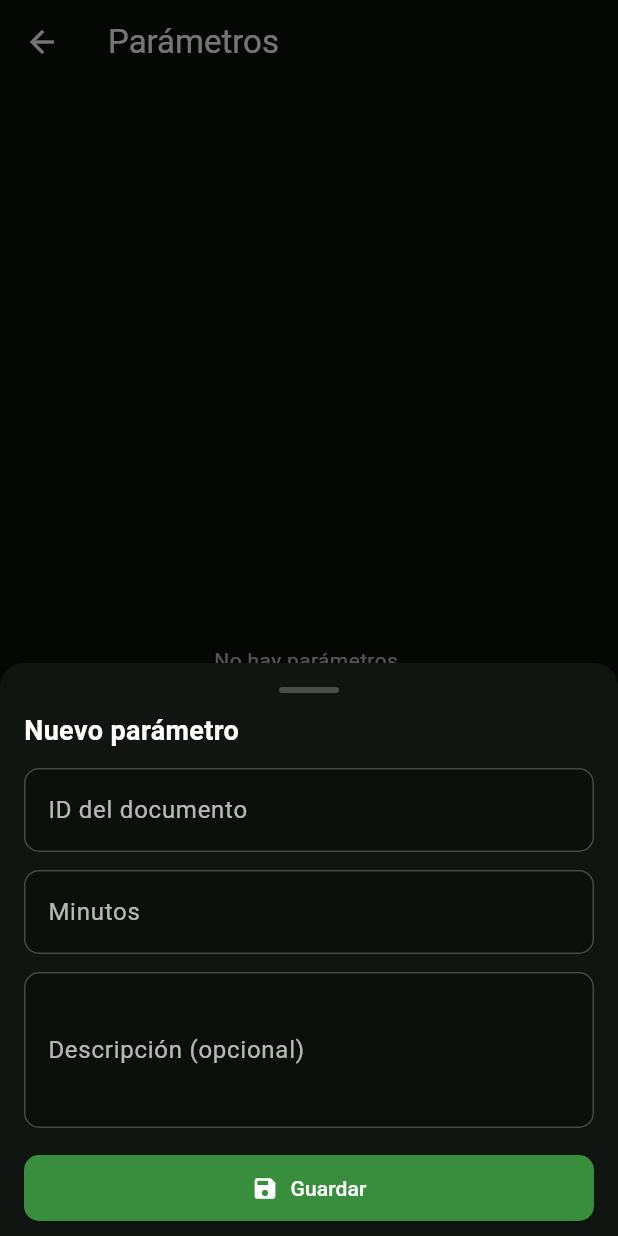
After one commit to lalmazano/bahias-front, a Flutter app: the ParametrosScreen screen opened directly, after a tap on "Nuevo", on a phone screen of 412 x 824 dp. The commit adds this screen. Run offline on Flutter 3.47's test engine with Material 3 defaults, Android fonts, the phone set to English and light mode, and no system bars; our stand-ins replace cloud_firestore, firebase_auth, firebase_core, fl_chart, flutter_speed_dial, font_awesome_flutter and 3 more; accounts and stored records are empty.

Commit message:
pantalla de parametros

```diff
--- /dev/null
+++ b/bahias_app/lib/screens/parametros_screen.dart
@@ -0,0 +1,396 @@
+import 'package:flutter/material.dart';
+import 'package:cloud_firestore/cloud_firestore.dart';
+import '../services/parametros_service.dart';
+
+class ParametrosScreen extends StatefulWidget {
+  const ParametrosScreen({super.key});
+
+  @override
+  State<ParametrosScreen> createState() => _ParametrosScreenState();
+}
+
+class _ParametrosScreenState extends State<ParametrosScreen> {
+  final _service = ParametrosService();
+
+  Future<void> _openCreate() async {
+    await showModalBottomSheet(
+      context: context,
+      isScrollControlled: true,
+      backgroundColor: const Color(0xFF111511),
+      shape: const RoundedRectangleBorder(
+        borderRadius: BorderRadius.vertical(top: Radius.circular(16)),
+      ),
+      builder: (ctx) => Padding(
+        padding: EdgeInsets.only(
+          bottom: MediaQuery.of(ctx).viewInsets.bottom,
+          left: 16, right: 16, top: 16,
+        ),
+        child: _ParametroForm(
+          title: 'Nuevo parámetro',
+          onSubmit: (id, minutos, descripcion) async {
+            await _service.createParametro(
+              id: id,
+              minutos: minutos,
+              descripcion: descripcion?.trim().isEmpty == true ? null : descripcion,
+            );
+          },
+        ),
+      ),
+    );
+  }
+
+  Future<void> _openEdit(String id, int? minutos, String? descripcion) async {
+    await showModalBottomSheet(
+      context: context,
+      isScrollControlled: true,
+      backgroundColor: const Color(0xFF111511),
+      shape: const RoundedRectangleBorder(
+        borderRadius: BorderRadius.vertical(top: Radius.circular(16)),
+      ),
+      builder: (ctx) => Padding(
+        padding: EdgeInsets.only(
+          bottom: MediaQuery.of(ctx).viewInsets.bottom,
+          left: 16, right: 16, top: 16,
+        ),
+        child: _ParametroForm(
+          title: 'Editar parámetro',
+          initialId: id,
+          initialMinutos: minutos?.toString() ?? '',
+          initialDescripcion: descripcion ?? '',
+          editing: true,
+          onSubmit: (idEdited, minutosEdited, descripcionEdited) async {
+            await _service.updateParametro(
+              id: id,
+              minutos: minutosEdited,
+              descripcion: descripcionEdited,
+            );
+          },
+        ),
+      ),
+    );
+  }
+
+  Future<bool?> _confirmDelete(String id) async {
+    return showDialog<bool>(
+      context: context,
+      builder: (_) => AlertDialog(
+        backgroundColor: const Color(0xFF111511),
+        title: const Text('Eliminar parámetro', style: TextStyle(color: Colors.white)),
+        content: Text(
+          '¿Eliminar "$id"? Esta acción no se puede deshacer.',
+          style: const TextStyle(color: Colors.white70),
+        ),
+        actions: [
+          TextButton(
+            onPressed: () => Navigator.pop(context, false),
+            child: const Text('Cancelar'),
+          ),
+          ElevatedButton(
+            onPressed: () => Navigator.pop(context, true),
+            style: ElevatedButton.styleFrom(backgroundColor: Colors.redAccent),
+            child: const Text('Eliminar'),
+          )
+        ],
+      ),
+    );
+  }
+
+  @override
+  Widget build(BuildContext context) {
+    final divider = const Divider(color: Colors.white24, height: 1);
+
+    return Scaffold(
+      appBar: AppBar(
+        title: const Text('Parámetros'),
+        backgroundColor: const Color(0xFF0B0F0B),
+      ),
+      backgroundColor: const Color(0xFF0B0F0B),
+      floatingActionButton: FloatingActionButton.extended(
+        onPressed: _openCreate,
+        backgroundColor: Colors.green.shade700,
+        icon: const Icon(Icons.add),
+        label: const Text('Nuevo'),
+      ),
+      body: StreamBuilder<QuerySnapshot<Map<String, dynamic>>>(
+        stream: _service.streamParametros(),
+        builder: (context, snap) {
+          if (snap.connectionState == ConnectionState.waiting) {
+            return const Center(child: CircularProgressIndicator());
+          }
+          if (snap.hasError) {
+            return Center(
+              child: Text(
+                'Error al cargar: ${snap.error}',
+                style: const TextStyle(color: Colors.redAccent),
+              ),
+            );
+          }
+          final docs = snap.data?.docs ?? [];
+          if (docs.isEmpty) {
+            return const Center(
+              child: Text('No hay parámetros.', style: TextStyle(color: Colors.white70)),
+            );
+          }
+
+          return ListView.separated(
+            itemCount: docs.length,
+            separatorBuilder: (_, __) => divider,
+            padding: const EdgeInsets.symmetric(vertical: 12),
+            itemBuilder: (context, i) {
+              final d = docs[i];
+              final id = d.id;
+              final data = d.data();
+              final descripcion = (data['Descripcion'] ?? '') as String;
+              final minutos = (data['Minutos'] is int)
+                  ? data['Minutos'] as int
+                  : int.tryParse('${data['Minutos']}');
+
+              return Dismissible(
+                key: ValueKey('param-$id'),
+                direction: DismissDirection.endToStart,
+                background: Container(
+                  alignment: Alignment.centerRight,
+                  padding: const EdgeInsets.symmetric(horizontal: 20),
+                  color: Colors.redAccent.withOpacity(0.8),
+                  child: const Icon(Icons.delete, color: Colors.white),
+                ),
+                confirmDismiss: (_) async {
+                  final ok = await _confirmDelete(id) ?? false;
+                  if (ok) await _service.deleteParametro(id);
+                  return ok;
+                },
+                child: Padding(
+                  padding: const EdgeInsets.symmetric(horizontal: 12.0, vertical: 8.0),
+                  child: Container(
+                    decoration: BoxDecoration(
+                      color: const Color(0xFF111511),
+                      borderRadius: BorderRadius.circular(14),
+                      border: Border.all(color: Colors.white12),
+                    ),
+                    child: ListTile(
+                      leading: const Icon(Icons.tune, color: Colors.greenAccent),
+                      title: Text(
+                        id,
+                        style: const TextStyle(
+                          color: Colors.white, fontWeight: FontWeight.w600),
+                      ),
+                      subtitle: Column(
+                        crossAxisAlignment: CrossAxisAlignment.start,
+                        children: [
+                          if (descripcion.isNotEmpty)
+                            Padding(
+                              padding: const EdgeInsets.only(top: 6.0, bottom: 2.0),
+                              child: Text(
+                                descripcion,
+                                style: const TextStyle(color: Colors.white60),
+                              ),
+                            ),
+                          Text(
+                            'Minutos: ${minutos ?? '-'}',
+                            style: const TextStyle(color: Colors.white70),
+                          ),
+                        ],
+                      ),
+                      trailing: Wrap(
+                        spacing: 6,
+                        children: [
+                          IconButton(
+                            tooltip: 'Editar',
+                            icon: const Icon(Icons.edit, color: Colors.white70),
+                            onPressed: () => _openEdit(id, minutos, descripcion),
+                          ),
+                          IconButton(
+                            tooltip: 'Eliminar',
+                            icon: const Icon(Icons.delete_outline, color: Colors.redAccent),
+                            onPressed: () async {
+                              final ok = await _confirmDelete(id) ?? false;
+                              if (ok) await _service.deleteParametro(id);
+                            },
+                          ),
+                        ],
+                      ),
+                    ),
+                  ),
+                ),
+              );
+            },
+          );
+        },
+      ),
+    );
+  }
+}
+
+/// ---------- Formulario reutilizable (Crear/Editar) ----------
+class _ParametroForm extends StatefulWidget {
+  final String title;
+  final bool editing;
+  final String? initialId;
+  final String? initialMinutos;
+  final String? initialDescripcion;
+  final Future<void> Function(String id, int minutos, String? descripcion) onSubmit;
+
+  const _ParametroForm({
+    required this.title,
+    required this.onSubmit,
+    this.editing = false,
+    this.initialId,
+    this.initialMinutos,
+    this.initialDescripcion,
+  });
+
+  @override
+  State<_ParametroForm> createState() => _ParametroFormState();
+}
+
+class _ParametroFormState extends State<_ParametroForm> {
+  final _formKey = GlobalKey<FormState>();
+  final _idCtrl = TextEditingController();
+  final _minCtrl = TextEditingController();
+  final _descCtrl = TextEditingController();
+  bool _saving = false;
+
+  @override
+  void initState() {
+    super.initState();
+    _idCtrl.text = widget.initialId ?? '';
+    _minCtrl.text = widget.initialMinutos ?? '';
+    _descCtrl.text = widget.initialDescripcion ?? '';
+  }
+
+  @override
+  void dispose() {
+    _idCtrl.dispose();
+    _minCtrl.dispose();
+    _descCtrl.dispose();
+    super.dispose();
+  }
+
+  Future<void> _submit() async {
+    if (!_formKey.currentState!.validate()) return;
+    setState(() => _saving = true);
+    try {
+      final id = _idCtrl.text.trim();
+      final minutos = int.parse(_minCtrl.text.trim());
+      final desc = _descCtrl.text.trim();
+      await widget.onSubmit(id, minutos, desc.isEmpty ? null : desc);
+      if (mounted) Navigator.pop(context);
+    } catch (e) {
+      if (mounted) {
+        ScaffoldMessenger.of(context).showSnackBar(
+          SnackBar(content: Text('Error: $e')),
+        );
+      }
+    } finally {
+      if (mounted) setState(() => _saving = false);
+    }
+  }
+
+  @override
+  Widget build(BuildContext context) {
+    final labelStyle = const TextStyle(color: Colors.white70);
+    final hintStyle = const TextStyle(color: Colors.white38);
+
+    InputDecoration deco(String label, String hint) => InputDecoration(
+          labelText: label,
+          labelStyle: labelStyle,
+          hintText: hint,
+          hintStyle: hintStyle,
+          filled: true,
+          fillColor: const Color(0xFF0B0F0B),
+          enabledBorder: OutlineInputBorder(
+            borderSide: const BorderSide(color: Colors.white24),
+            borderRadius: BorderRadius.circular(10),
+          ),
+          focusedBorder: OutlineInputBorder(
+            borderSide: const BorderSide(color: Colors.greenAccent),
+            borderRadius: BorderRadius.circular(10),
+          ),
+        );
+
+    return SingleChildScrollView(
+      child: Column(
+        crossAxisAlignment: CrossAxisAlignment.start,
+        children: [
+          Center(
+            child: Container(
+              width: 40, height: 4,
+              margin: const EdgeInsets.only(bottom: 12),
+              decoration: BoxDecoration(
+                color: Colors.white24, borderRadius: BorderRadius.circular(2),
+              ),
+            ),
+          ),
+          Text(widget.title,
+              style: const TextStyle(color: Colors.white, fontSize: 18, fontWeight: FontWeight.w600)),
+          const SizedBox(height: 12),
+          Form(
+            key: _formKey,
+            child: Column(
+              children: [
+                if (!widget.editing) ...[
+                  TextFormField(
+                    controller: _idCtrl,
+                    style: const TextStyle(color: Colors.white),
+                    decoration: deco('ID del documento', 'Ej. TiempoAntesReserva'),
+                    validator: (v) {
+                      final s = v?.trim() ?? '';
+                      if (s.isEmpty) return 'El ID es obligatorio';
+                      final invalid = RegExp(r'[.#$\[\]/]').hasMatch(s);
+                      if (invalid) return 'El ID no puede contener . # \$ [ ] /';
+                      return null;
+                    },
+                  ),
+                  const SizedBox(height: 12),
+                ],
+                TextFormField(
+                  controller: _minCtrl,
+                  style: const TextStyle(color: Colors.white),
+                  keyboardType: TextInputType.number,
+                  decoration: deco('Minutos', 'Ej. 30'),
+                  validator: (v) {
+                    final s = v?.trim() ?? '';
+                    final n = int.tryParse(s);
+                    if (n == null) return 'Ingresa un número válido';
+                    if (n < 0) return 'No puede ser negativo';
+                    if (n > 1440) return 'Máximo 1440 minutos (24h)';
+                    return null;
+                  },
+                ),
+                const SizedBox(height: 12),
+                TextFormField(
+                  controller: _descCtrl,
+                  style: const TextStyle(color: Colors.white),
+                  decoration: deco('Descripción (opcional)', 'Texto explicativo'),
+                  maxLines: 3,
+                ),
+                const SizedBox(height: 16),
+                SizedBox(
+                  width: double.infinity,
+                  child: ElevatedButton.icon(
+                    onPressed: _saving ? null : _submit,
+                    icon: _saving
+                        ? const SizedBox(
+                            width: 16, height: 16,
+                            child: CircularProgressIndicator(strokeWidth: 2))
+                        : const Icon(Icons.save),
+                    label: Text(_saving ? 'Guardando...' : 'Guardar'),
+                    style: ElevatedButton.styleFrom(
+                      backgroundColor: Colors.green.shade700,
+                      foregroundColor: Colors.white,
+                      padding: const EdgeInsets.symmetric(vertical: 12),
+                      shape: RoundedRectangleBorder(
+                        borderRadius: BorderRadius.circular(10),
+                      ),
+                    ),
+                  ),
+                ),
+                const SizedBox(height: 8),
+              ],
+            ),
+          ),
+        ],
+      ),
+    );
+  }
+}
--- /dev/null
+++ b/bahias_app/lib/services/parametros_service.dart
@@ -0,0 +1,43 @@
+import 'package:cloud_firestore/cloud_firestore.dart';
+
+class ParametrosService {
+  final _db = FirebaseFirestore.instance;
+  final _collection = 'Parametros';
+
+  Stream<QuerySnapshot<Map<String, dynamic>>> streamParametros() {
+    return _db.collection(_collection).orderBy(FieldPath.documentId).snapshots();
+  }
+
+  Future<Map<String, dynamic>?> getParametro(String id) async {
+    final doc = await _db.collection(_collection).doc(id).get();
+    return doc.exists ? doc.data() : null;
+  }
+
+  Future<void> createParametro({
+    required String id,
+    required int minutos,
+    String? descripcion,
+  }) async {
+    await _db.collection(_collection).doc(id).set({
+      'Minutos': minutos,
+      if (descripcion != null) 'Descripcion': descripcion,
+      'createdAt': FieldValue.serverTimestamp(),
+      'updatedAt': FieldValue.serverTimestamp(),
+    }, SetOptions(merge: false));
+  }
+
+  Future<void> updateParametro({
+    required String id,
+    int? minutos,
+    String? descripcion,
+  }) async {
+    final data = <String, dynamic>{'updatedAt': FieldValue.serverTimestamp()};
+    if (minutos != null) data['Minutos'] = minutos;
+    if (descripcion != null) data['Descripcion'] = descripcion;
+    await _db.collection(_collection).doc(id).set(data, SetOptions(merge: true));
+  }
+
+  Future<void> deleteParametro(String id) async {
+    await _db.collection(_collection).doc(id).delete();
+  }
+}
```
Also changed, not shown: bahias_app/lib/screens/configuracion_screen.dart (+16 -1 lines).
